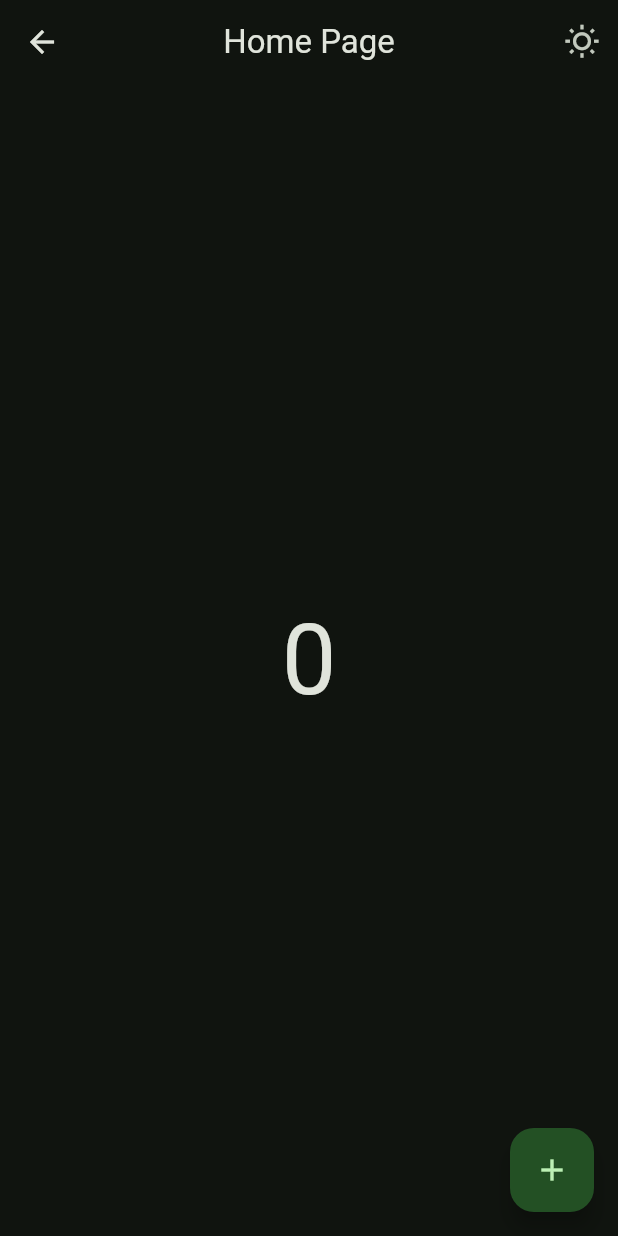
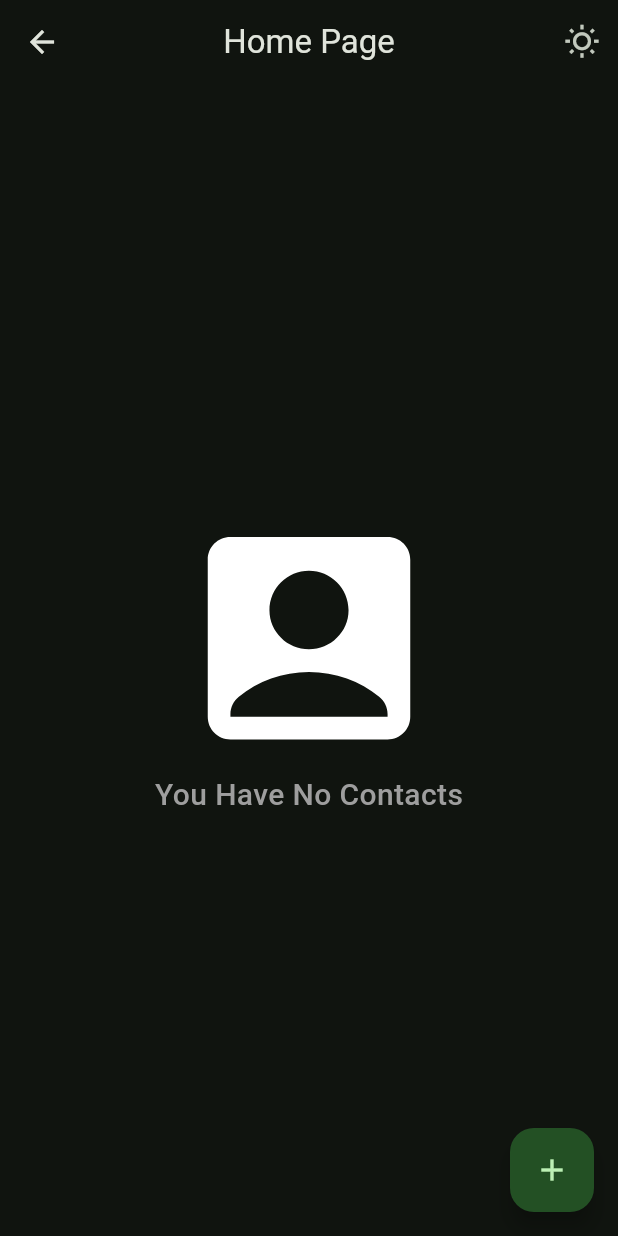
Before and after one commit to Iamgauravkanani/gaurav_af_contact_diary_app, a Flutter app: the HomePage screen opened by its route, on a phone screen of 412 x 824 dp. Run offline on Flutter 3.47's test engine with Material 2 defaults, Android fonts, the phone set to English and light mode, and no system bars; our stand-ins replace introduction_screen, shared_preferences; accounts and stored records are empty.

Commit message:
call function

```diff
--- /dev/null
+++ b/lib/Models/contact_model.dart
@@ -0,0 +1,7 @@
+class Contact {
+  String name;
+  String contact;
+  String email;
+
+  Contact({required this.name, required this.email, required this.contact});
+}
--- a/lib/Provider/theme_provider.dart
+++ b/lib/Provider/theme_provider.dart
@@ -8,9 +8,10 @@ class ThemeProvider extends ChangeNotifier {
   ThemeProvider({required this.themeModel});
 
   void changeTheme() async {
+    themeModel.isDark = !themeModel.isDark;
     SharedPreferences pref = await SharedPreferences.getInstance();
     pref.setBool("isthemeDark", themeModel.isDark);
-    themeModel.isDark = !themeModel.isDark;
+
     notifyListeners();
   }
 }
--- /dev/null
+++ b/lib/utils/Globals.dart
@@ -0,0 +1,5 @@
+import 'package:af_6/Models/contact_model.dart';
+
+class Globals {
+  static List<Contact> allContacts = [];
+}
--- a/lib/views/Screens/home_page.dart
+++ b/lib/views/Screens/home_page.dart
@@ -1,7 +1,11 @@
 import 'package:af_6/Provider/counter_provider.dart';
 import 'package:af_6/Provider/theme_provider.dart';
+import 'package:flutter/cupertino.dart';
 import 'package:flutter/material.dart';
 import 'package:provider/provider.dart';
+import 'package:url_launcher/url_launcher.dart';
+
+import '../../utils/Globals.dart';
 
 class HomePage extends StatefulWidget {
   const HomePage({Key? key}) : super(key: key);
@@ -15,7 +19,7 @@ class _HomePageState extends State<HomePage> {
   Widget build(BuildContext context) {
     return Scaffold(
       appBar: AppBar(
-        title: Text("Home Page"),
+        title: const Text("Home Page"),
         centerTitle: true,
         actions: [
           IconButton(
@@ -23,27 +27,58 @@ class _HomePageState extends State<HomePage> {
                 Provider.of<ThemeProvider>(context, listen: false)
                     .changeTheme();
               },
-              icon: Icon(Icons.wb_sunny_outlined))
+              icon: const Icon(Icons.wb_sunny_outlined))
         ],
       ),
       floatingActionButton: FloatingActionButton(
         onPressed: () {
-          Provider.of<CounterProvider>(context, listen: false)
-              .incrementCounter();
+          Navigator.of(context).pushNamed('add_contact_page');
+          // Provider.of<CounterProvider>(context, listen: false)
+          //     .incrementCounter();
         },
-        child: Icon(Icons.add),
+        child: const Icon(Icons.add),
       ),
-      body: Center(
-        child: Column(
-          mainAxisAlignment: MainAxisAlignment.center,
-          children: [
-            Text(
-              "${Provider.of<CounterProvider>(context, listen: true).counter.cnt}",
-              style: TextStyle(fontSize: 65),
+      body: (Globals.allContacts.isNotEmpty)
+          ? ListView.builder(
+              itemCount: Globals.allContacts.length,
+              itemBuilder: (context, i) {
+                return ListTile(
+                  onTap: () {
+                    Navigator.of(context).pushNamed('');
+                  },
+                  title: Text(Globals.allContacts[i].name),
+                  subtitle: Text(
+                      "${Globals.allContacts[i].contact}\n${Globals.allContacts[i].email}"),
+                  trailing: IconButton(
+                    onPressed: () async {
+                      await launchUrl(Uri.parse(
+                          "tel:+91${Globals.allContacts[i].contact}"));
+                    },
+                    icon: const Icon(
+                      CupertinoIcons.phone,
+                      size: 35,
+                    ),
+                  ),
+                );
+              })
+          : Center(
+              child: Column(
+                mainAxisAlignment: MainAxisAlignment.center,
+                children: const [
+                  Icon(
+                    Icons.account_box,
+                    size: 180,
+                  ),
+                  Text(
+                    "You Have No Contacts",
+                    style: TextStyle(
+                        fontSize: 20,
+                        color: Colors.grey,
+                        fontWeight: FontWeight.w500),
+                  )
+                ],
+              ),
             ),
-          ],
-        ),
-      ),
     );
   }
 }
--- a/pubspec.yaml
+++ b/pubspec.yaml
@@ -38,6 +38,7 @@ dependencies:
   provider: ^6.0.5
   introduction_screen: ^3.1.8
   shared_preferences: ^2.1.1
+  url_launcher: ^6.1.11
 
 dev_dependencies:
   flutter_test:
```
Also changed, not shown: lib/views/Screens/add_contact_page.dart (+58 -27 lines), lib/views/Screens/details_page.dart (added), pubspec.lock, 5 other files.
